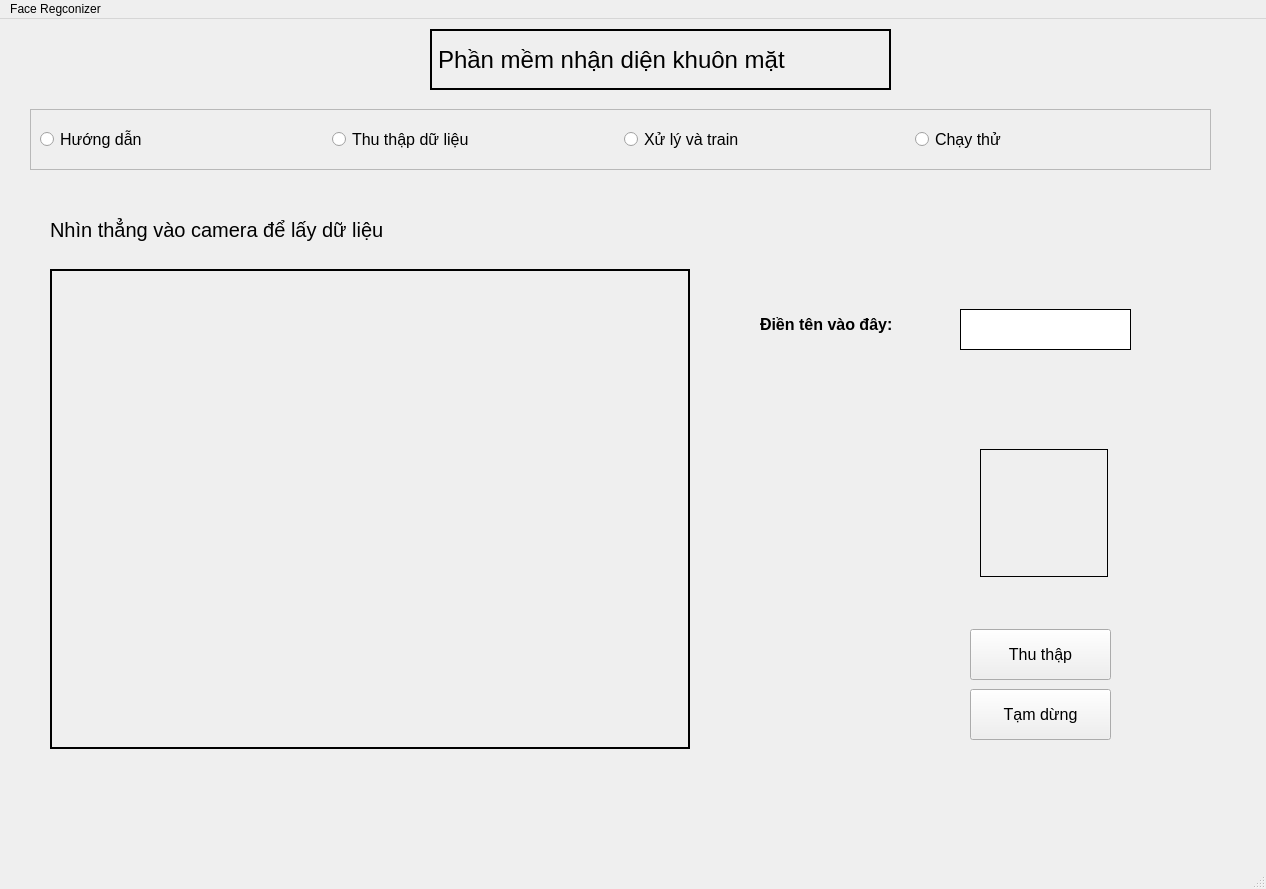
First picture: the form in main.ui, repository vietanhlee/timekeeping, before the edit.
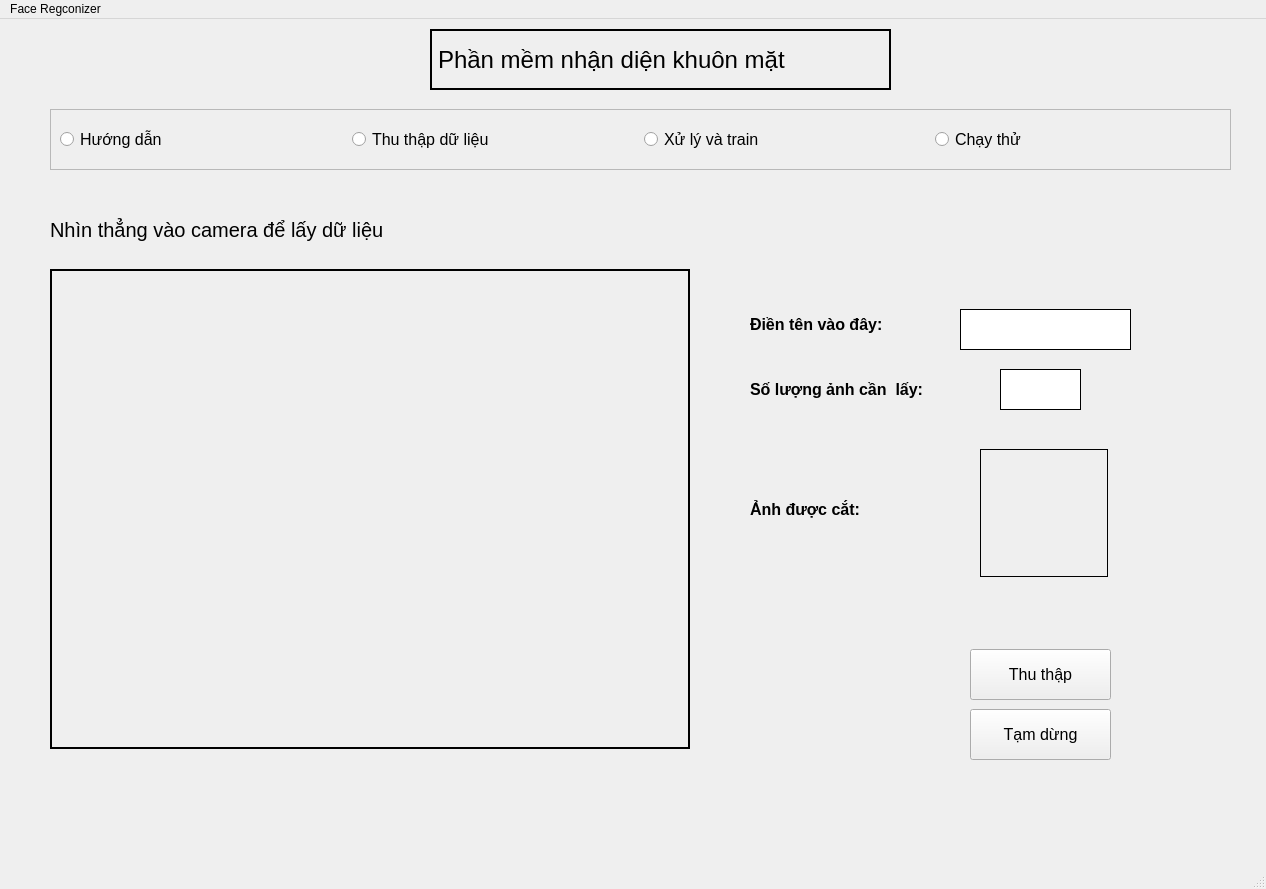
Second picture: the form after the edit. The open tabs and pages were chosen to show the change.

The edit to the form file:
```diff
--- a/main.ui
+++ b/main.ui
@@ -38,7 +38,7 @@
    <widget class="QFrame" name="frame">
     <property name="geometry">
      <rect>
-      <x>30</x>
+      <x>50</x>
       <y>90</y>
       <width>1181</width>
       <height>61</height>
@@ -159,7 +159,7 @@
      <widget class="QLabel" name="label_2">
       <property name="geometry">
        <rect>
-        <x>720</x>
+        <x>710</x>
         <y>120</y>
         <width>191</width>
         <height>31</height>
@@ -201,7 +201,7 @@
       <property name="geometry">
        <rect>
         <x>930</x>
-        <y>440</y>
+        <y>460</y>
         <width>141</width>
         <height>51</height>
        </rect>
@@ -251,7 +251,7 @@
       <property name="geometry">
        <rect>
         <x>930</x>
-        <y>500</y>
+        <y>520</y>
         <width>141</width>
         <height>51</height>
        </rect>
@@ -283,6 +283,67 @@
        <string>Nhìn thẳng vào camera để lấy dữ liệu</string>
       </property>
      </widget>
+     <widget class="QLabel" name="label_4">
+      <property name="geometry">
+       <rect>
+        <x>710</x>
+        <y>190</y>
+        <width>191</width>
+        <height>21</height>
+       </rect>
+      </property>
+      <property name="font">
+       <font>
+        <pointsize>12</pointsize>
+        <weight>75</weight>
+        <bold>true</bold>
+       </font>
+      </property>
+      <property name="text">
+       <string>Số lượng ảnh cần  lấy:</string>
+      </property>
+     </widget>
+     <widget class="QPlainTextEdit" name="get_number_face">
+      <property name="geometry">
+       <rect>
+        <x>960</x>
+        <y>180</y>
+        <width>81</width>
+        <height>41</height>
+       </rect>
+      </property>
+      <property name="font">
+       <font>
+        <pointsize>12</pointsize>
+       </font>
+      </property>
+      <property name="styleSheet">
+       <string notr="true">border: 1px solid black</string>
+      </property>
+      <property name="plainText">
+       <string/>
+      </property>
+     </widget>
+     <widget class="QLabel" name="label_5">
+      <property name="geometry">
+       <rect>
+        <x>710</x>
+        <y>310</y>
+        <width>141</width>
+        <height>21</height>
+       </rect>
+      </property>
+      <property name="font">
+       <font>
+        <pointsize>12</pointsize>
+        <weight>75</weight>
+        <bold>true</bold>
+       </font>
+      </property>
+      <property name="text">
+       <string>Ảnh được cắt:</string>
+      </property>
+     </widget>
     </widget>
     <widget class="QWidget" name="page_train">
      <widget class="QLabel" name="log_res">
```
Left out of the diff: 108 changed lines with no effect on the pictures.
